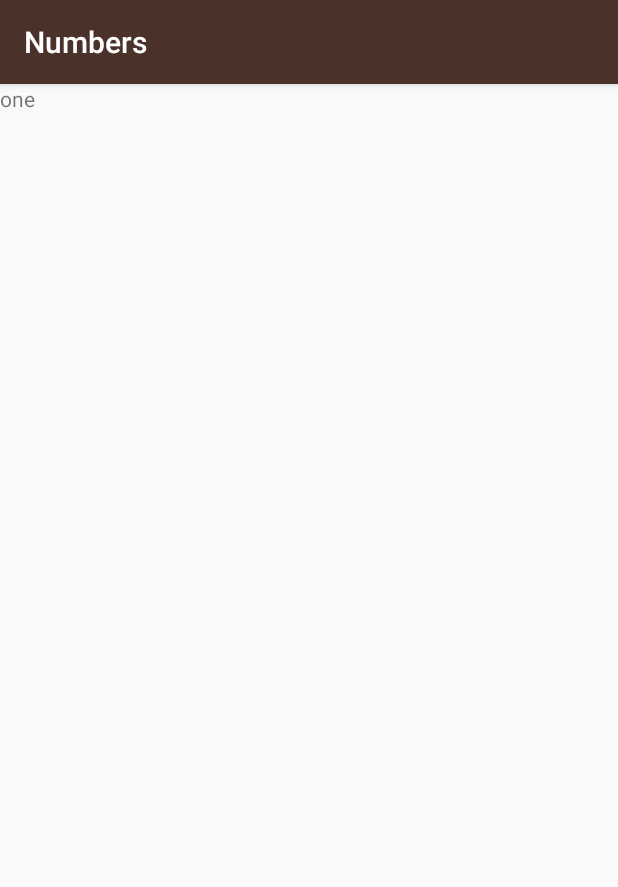
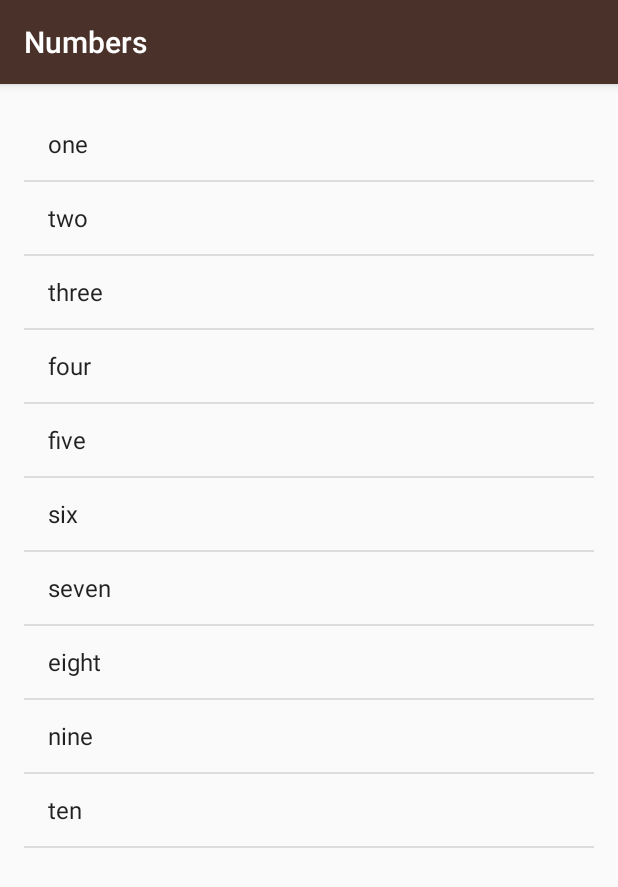
Before and after one commit to fahrican/MiwokApp, an Android app: the NumbersActivity screen opened directly, with no data from a screen before it, on a phone screen of 412 x 824 dp. Shown: the top 887 px of the screen. Run offline under Robolectric (Android 15) with nearby library versions, the phone set to English and light mode, and no system bars.

Commit message:
added new concept of view recycling

```diff
--- a/app/src/main/java/com/example/android/miwok/NumbersActivity.java
+++ b/app/src/main/java/com/example/android/miwok/NumbersActivity.java
@@ -4,9 +4,10 @@
 import android.os.Bundle;
 import android.util.Log;
 import android.view.View;
+import android.widget.ArrayAdapter;
 import android.widget.LinearLayout;
+import android.widget.ListView;
 import android.widget.TextView;
-
 import java.util.ArrayList;
 
 public class NumbersActivity extends AppCompatActivity {
@@ -29,10 +30,24 @@
         words.add("nine");
         words.add("ten");
 
-        LinearLayout rootView = (LinearLayout) findViewById(R.id.rootView);
-        TextView wordView = new TextView(this);
-        wordView.setText(words.get(0));
-        rootView.addView(wordView);
+        // Create an {@link ArrayAdapter}, whose data source is a list of Strings. The
+        // adapter knows how to create layouts for each item in the list, using the
+        // simple_list_item_1.xml layout resource defined in the Android framework.
+        // This list item layout contains a single {@link TextView}, which the adapter will set to
+        // display a single word.
+        ArrayAdapter<String> itemsAdapter =
+                new ArrayAdapter<String>(this, android.R.layout.simple_list_item_1, words);
+
+        // Find the {@link ListView} object in the view hierarchy of the {@link Activity}.
+        // There should be a {@link ListView} with the view ID called list, which is declared in the
+        // activity_numbers.xml layout file.
+        ListView listView = (ListView) findViewById(R.id.list);
+
+        // Make the {@link ListView} use the {@link ArrayAdapter} we created above, so that the
+        // {@link ListView} will display list items for each word in the list of words.
+        // Do this by calling the setAdapter method on the {@link ListView} object and pass in
+        // 1 argument, which is the {@link ArrayAdapter} with the variable name itemsAdapter.
+        listView.setAdapter(itemsAdapter);
     }
 
 }
--- a/app/src/main/res/layout/activity_numbers.xml
+++ b/app/src/main/res/layout/activity_numbers.xml
@@ -1,12 +1,12 @@
 <?xml version="1.0" encoding="utf-8"?>
-<LinearLayout
-    xmlns:android="http://schemas.android.com/apk/res/android"
-    xmlns:app="http://schemas.android.com/apk/res-auto"
+<ListView xmlns:android="http://schemas.android.com/apk/res/android"
     xmlns:tools="http://schemas.android.com/tools"
-    android:id="@+id/rootView"
+    android:id="@+id/list"
+    android:orientation="vertical"
     android:layout_width="match_parent"
     android:layout_height="match_parent"
-    android:orientation="vertical"
-    tools:context="com.example.android.miwok.NumbersActivity">
-
-</LinearLayout>
+    android:paddingBottom="@dimen/activity_vertical_margin"
+    android:paddingLeft="@dimen/activity_horizontal_margin"
+    android:paddingRight="@dimen/activity_horizontal_margin"
+    android:paddingTop="@dimen/activity_vertical_margin"
+    tools:context="com.example.android.miwok.NumbersActivity"/>
```
